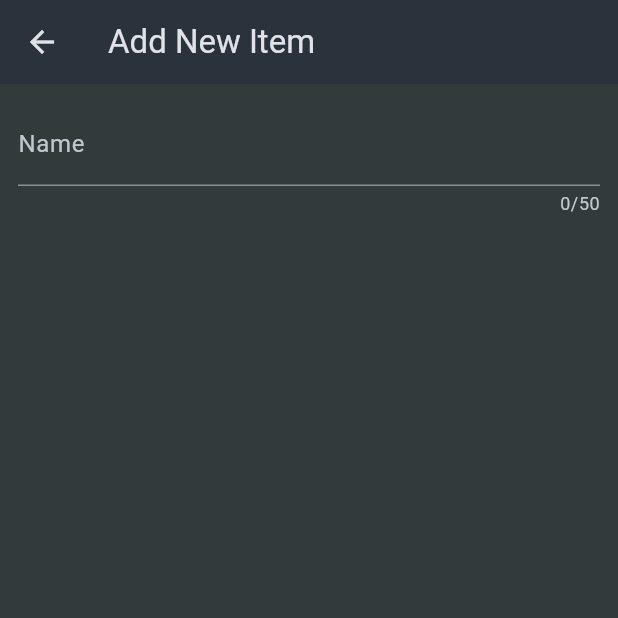
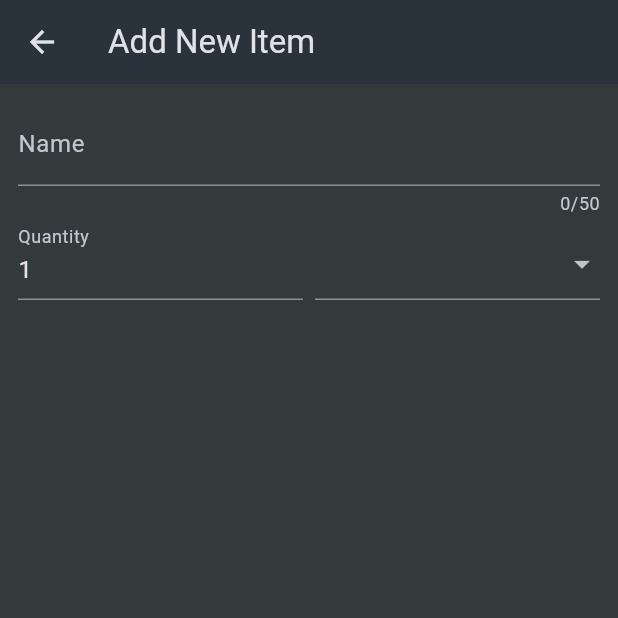
Before and after one commit to AtharvaParadkar/Shopping-List-App, a Flutter app: the NewItem screen opened directly, on a phone screen of 412 x 824 dp, the top half of it. Run offline on Flutter 3.47's test engine with Material 3 defaults, Android fonts, the phone set to English and light mode, and no system bars.

```diff
--- a/lib/data/categories.dart
+++ b/lib/data/categories.dart
@@ -15,31 +15,31 @@ const categories = {
     Color.fromARGB(255, 255, 102, 0),
   ),
   Categories.dairy: Category(
-    '',
+    'Dairy',
     Color.fromARGB(255, 0, 208, 255),
   ),
   Categories.carbs: Category(
-    '',
+    'Carbs',
     Color.fromARGB(255, 0, 60, 255),
   ),
   Categories.sweets: Category(
-    '',
+    'Sweets',
     Color.fromARGB(255, 255, 149, 0),
   ),
   Categories.spices: Category(
-    '',
+    'Spices',
     Color.fromARGB(255, 255, 187, 0),
   ),
   Categories.convenience: Category(
-    '',
+    'Convience',
     Color.fromARGB(255, 191, 0, 255),
   ),
   Categories.hygiene: Category(
-    '',
+    'Hygiene',
     Color.fromARGB(255, 149, 0, 255),
   ),
   Categories.other: Category(
-    '',
+    'Other',
     Color.fromARGB(255, 0, 255, 255),
   ),
 };
--- a/lib/widgets/new_item.dart
+++ b/lib/widgets/new_item.dart
@@ -1,4 +1,5 @@
 import 'package:flutter/material.dart';
+import 'package:shopping_list_app/data/categories.dart';
 
 class NewItem extends StatelessWidget {
   const NewItem({super.key});
@@ -11,17 +12,57 @@ class NewItem extends StatelessWidget {
       ),
       body: Padding(
         padding: const EdgeInsets.all(12),
-        child: Form(child: Column(children: [
+        child: Form(
+          child: Column(
+            children: [
               TextFormField(
                 maxLength: 50,
-            decoration: InputDecoration(
+                decoration: const InputDecoration(
                   label: Text('Name'),
                 ),
-            validator: (value){
+                validator: (value) {
                   return '...';
                 },
               ),
-        ],),),
+              Row(
+                crossAxisAlignment: CrossAxisAlignment.end,
+                children: [
+                  Expanded(
+                    child: TextFormField(
+                      decoration: const InputDecoration(label: Text('Quantity')),
+                      initialValue: '1',
+                    ),
+                  ),
+                  const SizedBox(width: 8),
+                  Expanded(
+                    child: DropdownButtonFormField(
+                      items: [
+                        //~ 'categories' is a map which cannot be used in a list
+                        //~ So we convert it to list using special entries property that is available on all dart maps
+                        for (final category in categories.entries)
+                          DropdownMenuItem(
+                            value: category.value,
+                            child: Row(
+                              children: [
+                                Container(
+                                  width: 16,
+                                  height: 16,
+                                  color: category.value.categoryColor,
+                                ),
+                                const SizedBox(width: 6),
+                                Text(category.value.title),
+                              ],
+                            ),
+                          ),
+                      ],
+                      onChanged: (value) {},
+                    ),
+                  ),
+                ],
+              ),
+            ],
+          ),
+        ),
       ),
     );
   }
```
Lines whose indentation alone changed are shown as unchanged.
